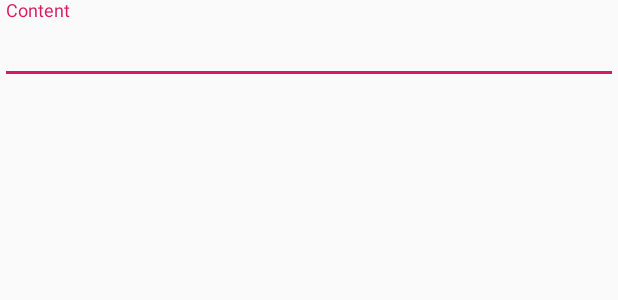
After one commit to diegoaer/wall-app, an Android app: the layout activity_create_post.xml on its own in the app's theme, with its tools: preview values and no code run, on a phone screen of 412 x 824 dp. The commit adds this screen. Shown: the top 300 px of the screen. Run offline under Robolectric (Android 15) with nearby library versions, the phone set to English and light mode, and no system bars.

Commit message:
APP Initial layout for CreatePostActivity

```diff
--- a/app/app/src/main/AndroidManifest.xml
+++ b/app/app/src/main/AndroidManifest.xml
@@ -18,6 +18,7 @@
                 <category android:name="android.intent.category.LAUNCHER" />
             </intent-filter>
         </activity>
+        <activity android:name=".CreatePostActivity"></activity>
     </application>
 
 </manifest>
--- /dev/null
+++ b/app/app/src/main/java/gt/com/diego/wallapp/CreatePostActivity.java
@@ -0,0 +1,13 @@
+package gt.com.diego.wallapp;
+
+import android.support.v7.app.AppCompatActivity;
+import android.os.Bundle;
+
+public class CreatePostActivity extends AppCompatActivity {
+
+    @Override
+    protected void onCreate(Bundle savedInstanceState) {
+        super.onCreate(savedInstanceState);
+        setContentView(R.layout.activity_create_post);
+    }
+}
--- /dev/null
+++ b/app/app/src/main/res/layout/activity_create_post.xml
@@ -0,0 +1,20 @@
+<?xml version="1.0" encoding="utf-8"?>
+<LinearLayout xmlns:android="http://schemas.android.com/apk/res/android"
+    xmlns:tools="http://schemas.android.com/tools"
+    android:layout_width="match_parent"
+    android:layout_height="match_parent"
+    android:orientation="vertical"
+    tools:context=".CreatePostActivity">
+
+    <com.google.android.material.textfield.TextInputLayout
+        android:layout_width="match_parent"
+        android:layout_height="wrap_content"
+        android:hint="@string/content">
+
+        <com.google.android.material.textfield.TextInputEditText
+            android:layout_width="match_parent"
+            android:layout_height="wrap_content" />
+
+    </com.google.android.material.textfield.TextInputLayout>
+
+</LinearLayout>
--- a/app/app/src/main/res/values/strings.xml
+++ b/app/app/src/main/res/values/strings.xml
@@ -4,4 +4,6 @@
     <string name="deleted_user">Deleted User</string>
     <string name="wrote_in_wall">wrote in the MagicWall:</string>
     <string name="on">on</string>
+
+    <string name="content">Content</string>
 </resources>
```
